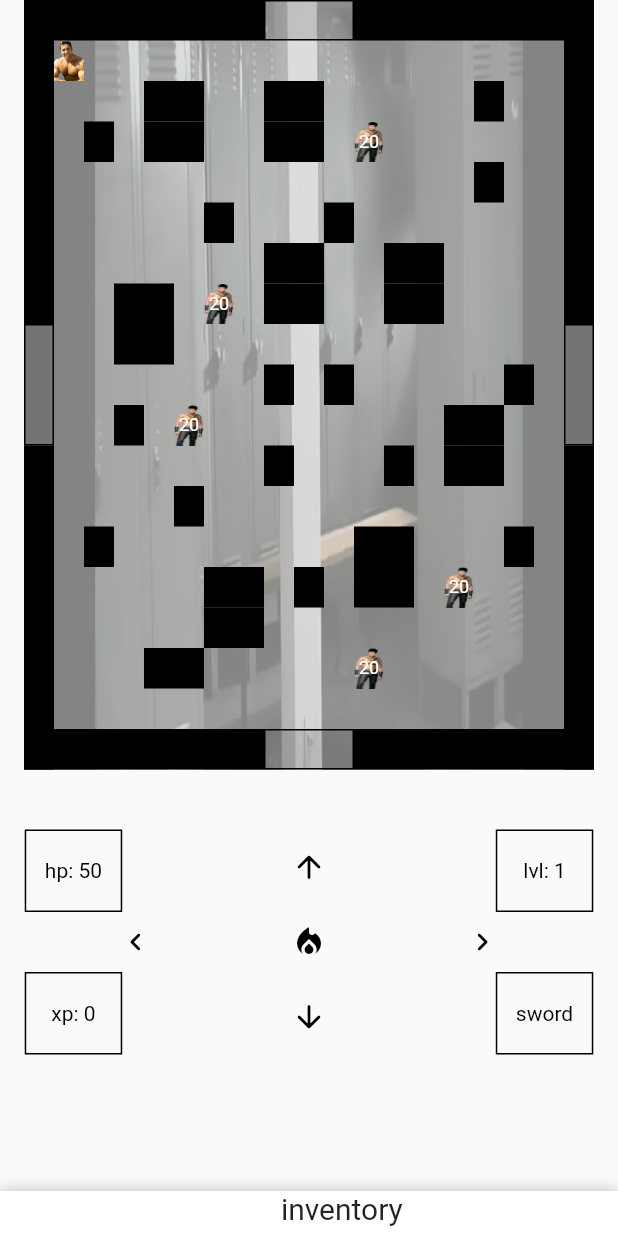
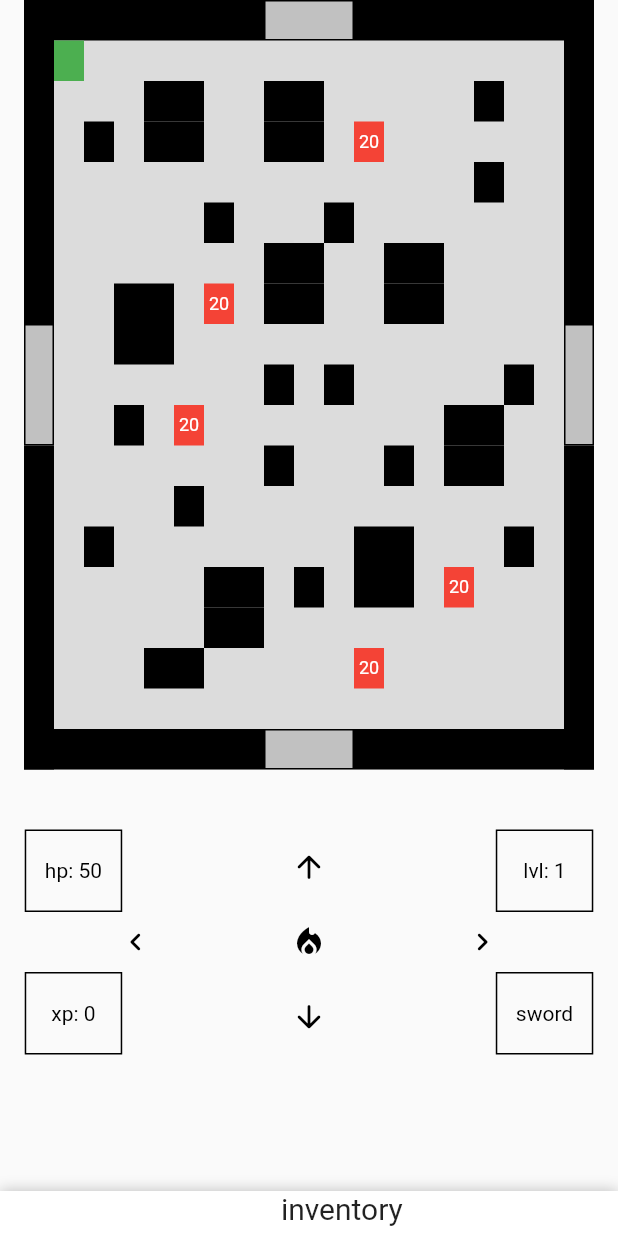
Before and after one commit to Aowar/roguelike_app, a Flutter app: the screen it shows after launch, on a phone screen of 412 x 824 dp. Run offline on Flutter 3.47's test engine with Material 2 defaults, Android fonts, the phone set to English and light mode, and no system bars; drawn by our look-alikes of sliding_up_panel; our stand-ins replace audioplayers; missing offline and left inert: rect_getter.

Commit message:
version 1.0

```diff
--- a/lib/chest.dart
+++ b/lib/chest.dart
@@ -15,8 +15,8 @@ class Chest extends Bobject {
 
   void OpenChest(Hero hero) {
     audioPlayer.stop();
-    final _audioCache = AudioCache(fixedPlayer: audioPlayer);
-    _audioCache.play("That_turns_me_on.mp3");
+    // final _audioCache = AudioCache(fixedPlayer: audioPlayer);
+    // _audioCache.play("That_turns_me_on.mp3");
     int gen = Random().nextInt(2);
     String type = "sword";
     if(gen == 1) {
--- a/lib/main.dart
+++ b/lib/main.dart
@@ -204,8 +204,8 @@ class _MyHomePageState extends State<MyHomePage> {
       posKeys.clear();
       enemies = 0;
       audioPlayer.stop();
-      final _audioCache = AudioCache(fixedPlayer: audioPlayer);
-      _audioCache.play("wooo.mp3");
+      // final _audioCache = AudioCache(fixedPlayer: audioPlayer);
+      // _audioCache.play("wooo.mp3");
     }
   }
 
@@ -219,8 +219,8 @@ class _MyHomePageState extends State<MyHomePage> {
     posKeys.clear();
     enemies = 0;
     audioPlayer.stop();
-    final _audioCache = AudioCache(fixedPlayer: audioPlayer);
-    _audioCache.play("Suction.mp3");
+    // final _audioCache = AudioCache(fixedPlayer: audioPlayer);
+    // _audioCache.play("Suction.mp3");
   }
 
   goUpward() {
@@ -351,11 +351,11 @@ class _MyHomePageState extends State<MyHomePage> {
           break;
       }
       enemyMovement();
-      if (_enemies > enemies) {
-        audioPlayer.stop();
-        final _audioCache = AudioCache(fixedPlayer: audioPlayer);
-        _audioCache.play(genEnemyDeathSound());
-      }
+      // if (_enemies > enemies) {
+      //   audioPlayer.stop();
+      //   final _audioCache = AudioCache(fixedPlayer: audioPlayer);
+      //   _audioCache.play(genEnemyDeathSound());
+      // }
     });
     enemyKeys.clear();
   }
@@ -391,12 +391,13 @@ class _MyHomePageState extends State<MyHomePage> {
           width: _playerWidth,
           height: _playerHeight,
           child: Container(
-              decoration: const BoxDecoration(
-                image: DecorationImage(
-                  fit: BoxFit.fill,
-                  image: AssetImage("assets/van_darkkhom_fuck_you.png"),
-                ),
-              ),
+            color: Colors.red,
+              // decoration: const BoxDecoration(
+              //   image: DecorationImage(
+              //     fit: BoxFit.fill,
+              //     image: AssetImage("assets/van_darkkhom_fuck_you.png"),
+              //   ),
+              // ),
               child: Center(
                 child: Text(room.interior[i][j].hp.toString(),
                     style: const TextStyle(
@@ -484,8 +485,8 @@ class _MyHomePageState extends State<MyHomePage> {
 
   playerDead() {
     audioPlayer.stop();
-    final _audioCache = AudioCache(fixedPlayer: audioPlayer);
-    _audioCache.play("rip_ears.mp3");
+    // final _audioCache = AudioCache(fixedPlayer: audioPlayer);
+    // _audioCache.play("rip_ears.mp3");
     return Scaffold(
       body: Column(
         mainAxisAlignment: MainAxisAlignment.spaceAround,
@@ -496,10 +497,10 @@ class _MyHomePageState extends State<MyHomePage> {
               color: Colors.red,
             ),
           ),
-          const Image(
-            image: AssetImage("assets/17-178465_gachibass-gachi-gasm.png"),
-            fit: BoxFit.fill,
-          ),
+          // const Image(
+          //   image: AssetImage("assets/17-178465_gachibass-gachi-gasm.png"),
+          //   fit: BoxFit.fill,
+          // ),
           Text("You killed: " + _hero.kills.toString(),
             style: const TextStyle(
               fontSize: 20,
@@ -557,19 +558,19 @@ class _MyHomePageState extends State<MyHomePage> {
     return _hero.hp <= 0 ? playerDead() : Scaffold(
         body: Stack(
           children: [
-            Align(
-              alignment: Alignment.topCenter,
-              child: SizedBox(
-                width: _fullFieldWidth,
-                height: _fullFieldHeight,
-                child: Image(
-                  image: const AssetImage("assets/maxresdefault.jpg"),
-                  color: Colors.black.withOpacity(0.4),
-                  fit: BoxFit.fill,
-                  colorBlendMode: BlendMode.dstATop,
-                ),
-              ),
-            ),
+            // Align(
+            //   alignment: Alignment.topCenter,
+            //   child: SizedBox(
+            //     width: _fullFieldWidth,
+            //     height: _fullFieldHeight,
+            //     child: Image(
+            //       image: const AssetImage("assets/maxresdefault.jpg"),
+            //       color: Colors.black.withOpacity(0.4),
+            //       fit: BoxFit.fill,
+            //       colorBlendMode: BlendMode.dstATop,
+            //     ),
+            //   ),
+            // ),
             Column(
               children: [
                 SizedBox(
@@ -665,12 +666,13 @@ class _MyHomePageState extends State<MyHomePage> {
                                           RectGetter.getRectFromKey(upperLeftWallPozKey);
                                         },
                                         child: Container(
-                                          decoration: const BoxDecoration(
-                                            image: DecorationImage(
-                                              fit: BoxFit.fill,
-                                              image: AssetImage("assets/billy-herrington_5e28bb54852d5.png"),
-                                            ),
-                                          ),
+                                          color: Colors.green,
+                                          // decoration: const BoxDecoration(
+                                          //   image: DecorationImage(
+                                          //     fit: BoxFit.fill,
+                                          //     image: AssetImage("assets/billy-herrington_5e28bb54852d5.png"),
+                                          //   ),
+                                          // ),
                                         ),
                                       )
                                   ),
```
